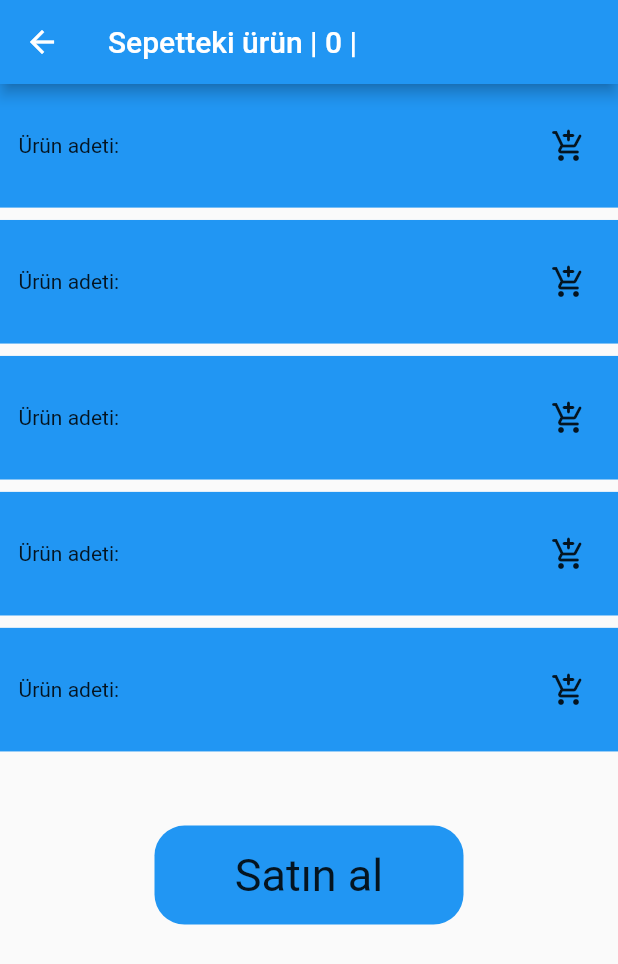
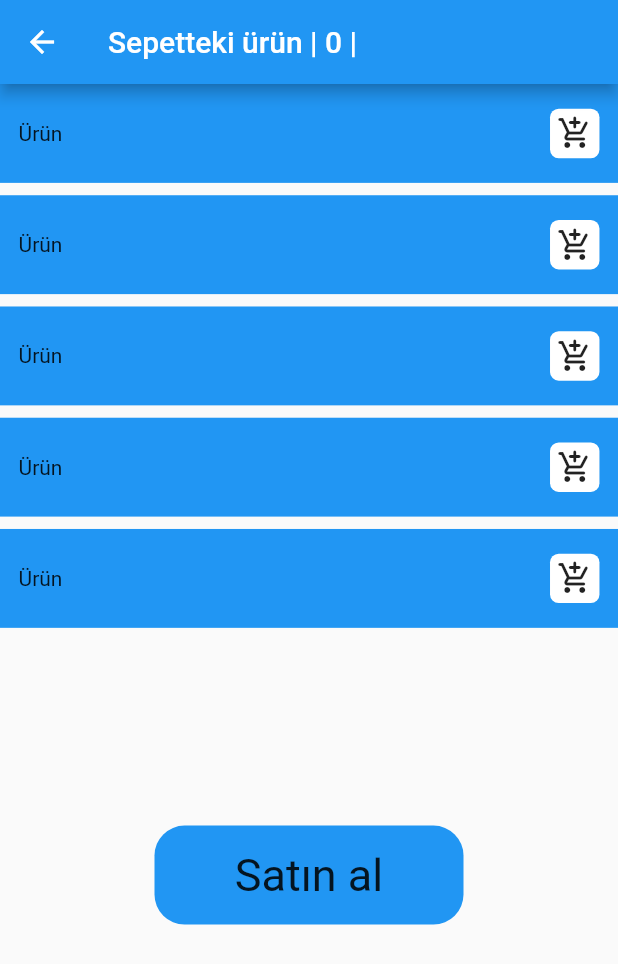
Before and after one commit to BerkayKaranfil/provider_json, a Flutter app: the ProductsScreen screen opened directly, on a phone screen of 412 x 824 dp. Shown: the top 964 px of the screen. Run offline on Flutter 3.47's test engine with Material 2 defaults, Android fonts, the phone set to English and light mode, and no system bars; our stand-ins replace responsive_sizer.

```diff
--- a/lib/products.dart
+++ b/lib/products.dart
@@ -2,9 +2,10 @@ import 'package:flutter/material.dart';
 import 'package:flutter/src/widgets/container.dart';
 import 'package:flutter/src/widgets/framework.dart';
 import 'package:provider/provider.dart';
-import 'package:provider_json/item.dart';
 import 'package:provider_json/productbuy.dart';
 import 'package:responsive_sizer/responsive_sizer.dart';
+import 'package:provider_json/item.dart';
+import 'item.dart';
 
 class ProductsScreen extends StatefulWidget {
   const ProductsScreen({super.key});
@@ -18,9 +19,7 @@ class _ProductsScreenState extends State<ProductsScreen> {
   Widget build(BuildContext context) {
     return Consumer(builder: ((context, Item item, widget) {
       return Scaffold(
-        appBar: AppBar(
-          title: Text("Sepetteki ürün | ${item.cartCounts} |"),
-        ),
+        appBar: AppBar(title: Text("Sepetteki ürün | ${item.cartCounts} |")),
         body: Column(
           children: [
             SizedBox(
@@ -30,25 +29,24 @@ class _ProductsScreenState extends State<ProductsScreen> {
                   itemCount: 5,
                   itemBuilder: ((context, index) {
                     return Container(
-                      height: 10.h,
                       width: 100.w,
+                      height: 8.h,
                       margin: EdgeInsets.only(bottom: 1.h),
                       padding: EdgeInsets.only(right: 3.w, left: 3.w),
                       child: Row(
                         mainAxisAlignment: MainAxisAlignment.spaceBetween,
                         children: [
-                          Text("Ürün adeti:"),
+                          Text("Ürün"),
                           InkWell(
                             onTap: () {
                               item.increase();
                             },
                             child: Container(
-                              height: 5.h,
-                              width: 5.h,
+                              width: 4.h,
+                              height: 4.h,
                               decoration: BoxDecoration(
-                                color: Colors.blue,
-                                borderRadius: BorderRadius.circular(.7.h),
-                              ),
+                                  color: Colors.white,
+                                  borderRadius: BorderRadius.circular(.7.h)),
                               child: Icon(Icons.add_shopping_cart_rounded),
                             ),
                           )
@@ -60,16 +58,20 @@ class _ProductsScreenState extends State<ProductsScreen> {
             ),
             InkWell(
               onTap: () {
-              Navigator.push(context, MaterialPageRoute(builder: ((context) => ProductBuy())));
+                Navigator.push(context,
+                    MaterialPageRoute(builder: ((context) => ProductBuy())));
               },
               child: Container(
                 height: 8.h,
                 width: 50.w,
                 decoration: BoxDecoration(
                     borderRadius: BorderRadius.circular(20),
-                color: Colors.blue
-              ),
-              child: Center(child: Text("Satın al", style: TextStyle(fontSize: 30),)),
+                    color: Colors.blue),
+                child: Center(
+                    child: Text(
+                  "Satın al",
+                  style: TextStyle(fontSize: 30),
+                )),
               ),
             )
           ],
```
Also changed, not shown: lib/item.dart (+6 -8 lines), lib/productbuy.dart (+42 -1 lines). Lines whose indentation alone changed are shown as unchanged.
